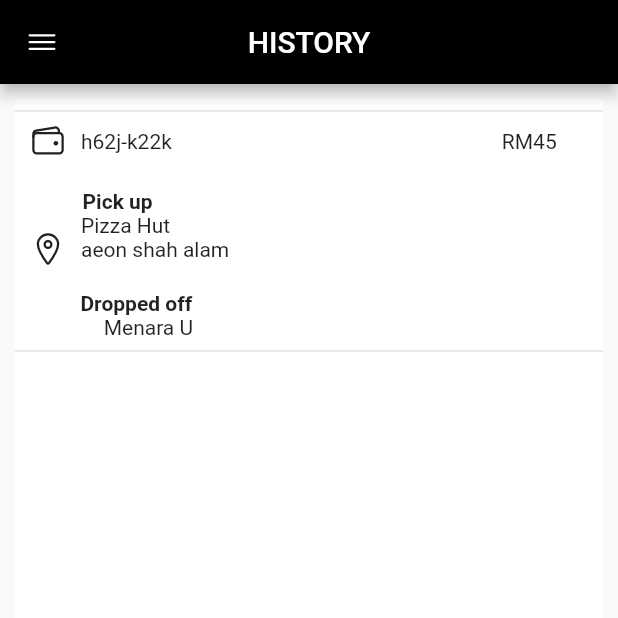
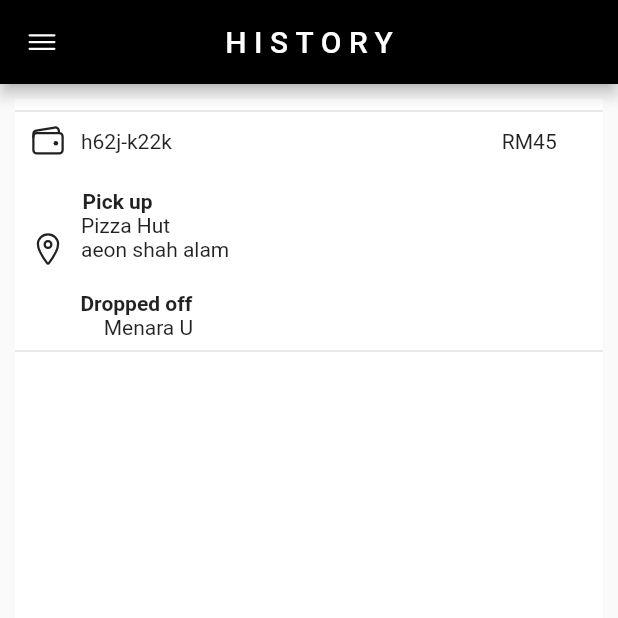
Before and after one commit to Zulfadlifauzi/riderapp, a Flutter app: the HistoryScreen screen opened directly, on a phone screen of 412 x 824 dp, the top half of it. Run offline on Flutter 3.47's test engine with Material 2 defaults, Android fonts, the phone set to English and light mode, and no system bars; our stand-ins replace form_field_validator, geolocator, google_fonts, google_maps_flutter, ionicons, lottie; missing offline and left inert: cron; Roboto replaces fonts that are missing (Staatliches).

Commit message:
debugging fonts

```diff
--- a/lib/constant/constant.dart
+++ b/lib/constant/constant.dart
@@ -1,4 +1,5 @@
 import 'package:flutter/material.dart';
+import 'package:google_fonts/google_fonts.dart';
 
 const kPrimaryColor = Color(0xFFFF7F50);
 const kSecondaryColor = Color(0xFFFE9901);
@@ -8,8 +9,8 @@ const kWarninngColor = Color(0xFFF3BB1C);
 const kErrorColor = Color(0xFFF03738);
 const kTextColor = Color(0xFF58804D);
 const kBackgroundColor = Color(0xFFFFFBF5);
+
 const kDefaultPadding = 20.0;
-
 const defaultPadding = 20.0;
 const cartBarHeight = 100.0;
 const headerHeight = 85.0;
--- a/lib/screens/delivery.dart
+++ b/lib/screens/delivery.dart
@@ -1,6 +1,7 @@
 // ignore_for_file: prefer_const_constructors
 
 import 'package:flutter/material.dart';
+import 'package:google_fonts/google_fonts.dart';
 import 'package:ionicons/ionicons.dart';
 import 'package:lottie/lottie.dart';
 import 'package:riderapp/widgets/drawer_tab_navigator.dart';
@@ -28,9 +29,10 @@ class _DeliveryScreenState extends State<DeliveryScreen> {
               icon: const Icon(Ionicons.menu_outline),
             ),
             centerTitle: true,
-            title: const Text(
+            title: Text(
               'DELIVERY',
-              style: TextStyle(color: Colors.white),
+              style: GoogleFonts.staatliches(
+                  color: Colors.white, letterSpacing: 5, fontSize: 20),
             ),
             bottom: TabBar(
               indicatorColor: Colors.white,
--- a/lib/screens/history.dart
+++ b/lib/screens/history.dart
@@ -1,4 +1,5 @@
 import 'package:flutter/material.dart';
+import 'package:google_fonts/google_fonts.dart';
 import 'package:ionicons/ionicons.dart';
 
 class HistoryScreen extends StatefulWidget {
@@ -17,9 +18,10 @@ class _HistoryScreenState extends State<HistoryScreen> {
       appBar: AppBar(
         backgroundColor: Colors.black,
         centerTitle: true,
-        title: const Text(
+        title: Text(
           'HISTORY',
-          style: TextStyle(color: Colors.white),
+          style: GoogleFonts.staatliches(
+              color: Colors.white, letterSpacing: 5, fontSize: 20),
         ),
         leading: IconButton(
           onPressed: () {},
@@ -33,33 +35,33 @@ class _HistoryScreenState extends State<HistoryScreen> {
             children: [
               Column(
                 children: [
-                  Divider(
+                  const Divider(
                     thickness: 1,
                   ),
                   Row(
                     // ignore: prefer_const_literals_to_create_immutables
                     children: [
-                      Padding(
-                        padding: const EdgeInsets.only(left: 10),
+                      const Padding(
+                        padding: EdgeInsets.only(left: 10),
                         child: Icon(Ionicons.wallet_outline),
                       ),
-                      Padding(
-                        padding: const EdgeInsets.only(left: 10.0),
+                      const Padding(
+                        padding: EdgeInsets.only(left: 10.0),
                         child: Text(
                           'h62j-k22k',
                         ),
                       ),
-                      Padding(
-                        padding: const EdgeInsets.only(left: 220),
+                      const Padding(
+                        padding: EdgeInsets.only(left: 220),
                         child: Text('RM45'),
                       ),
-                      Divider(),
+                      const Divider(),
                     ],
                   ),
                   Row(
                     children: [
-                      Padding(
-                        padding: const EdgeInsets.only(left: 10),
+                      const Padding(
+                        padding: EdgeInsets.only(left: 10),
                         child: Icon(Ionicons.location_outline),
                       ),
                       Column(
@@ -90,7 +92,7 @@ class _HistoryScreenState extends State<HistoryScreen> {
                       ),
                     ],
                   ),
-                  Divider(
+                  const Divider(
                     thickness: 1,
                   ),
                 ],
@@ -99,7 +101,7 @@ class _HistoryScreenState extends State<HistoryScreen> {
           ),
           height: double.infinity,
           width: double.infinity,
-          decoration: BoxDecoration(color: Colors.white),
+          decoration: const BoxDecoration(color: Colors.white),
         ),
       ),
     );
--- a/lib/screens/login.dart
+++ b/lib/screens/login.dart
@@ -157,7 +157,8 @@ class _SignupScreenState extends State<LoginScreen> {
                         Navigator.push(
                             context,
                             MaterialPageRoute(
-                                builder: (context) => ForgotPasswordScreen()));
+                                builder: (context) =>
+                                    const ForgotPasswordScreen()));
                       },
                       child: const Text(
                         'Forgot password ',
--- a/lib/screens/status.dart
+++ b/lib/screens/status.dart
@@ -1,6 +1,7 @@
 // ignore_for_file: prefer_const_constructors
 
 import 'package:flutter/material.dart';
+import 'package:google_fonts/google_fonts.dart';
 import 'package:ionicons/ionicons.dart';
 import 'package:riderapp/widgets/drawer_tab_navigator.dart';
 
@@ -18,9 +19,10 @@ class _StatusScreenState extends State<StatusScreen> {
       appBar: AppBar(
         backgroundColor: Colors.black,
         centerTitle: true,
-        title: const Text(
+        title: Text(
           'STATUS',
-          style: TextStyle(color: Colors.white),
+          style: GoogleFonts.staatliches(
+              color: Colors.white, letterSpacing: 5, fontSize: 20),
         ),
         leading: IconButton(
           onPressed: () {
--- a/lib/screens/wallet.dart
+++ b/lib/screens/wallet.dart
@@ -1,4 +1,5 @@
 import 'package:flutter/material.dart';
+import 'package:google_fonts/google_fonts.dart';
 import 'package:ionicons/ionicons.dart';
 
 class WalletScreen extends StatefulWidget {
@@ -15,9 +16,10 @@ class _WalletScreenState extends State<WalletScreen> {
       appBar: AppBar(
         backgroundColor: Colors.black,
         centerTitle: true,
-        title: const Text(
+        title: Text(
           'WALLET',
-          style: TextStyle(color: Colors.white),
+          style: GoogleFonts.staatliches(
+              color: Colors.white, letterSpacing: 5, fontSize: 20),
         ),
         leading: IconButton(
           onPressed: () {},
```
Also changed, not shown: lib/screens/signup.dart (+5 -11 lines).
